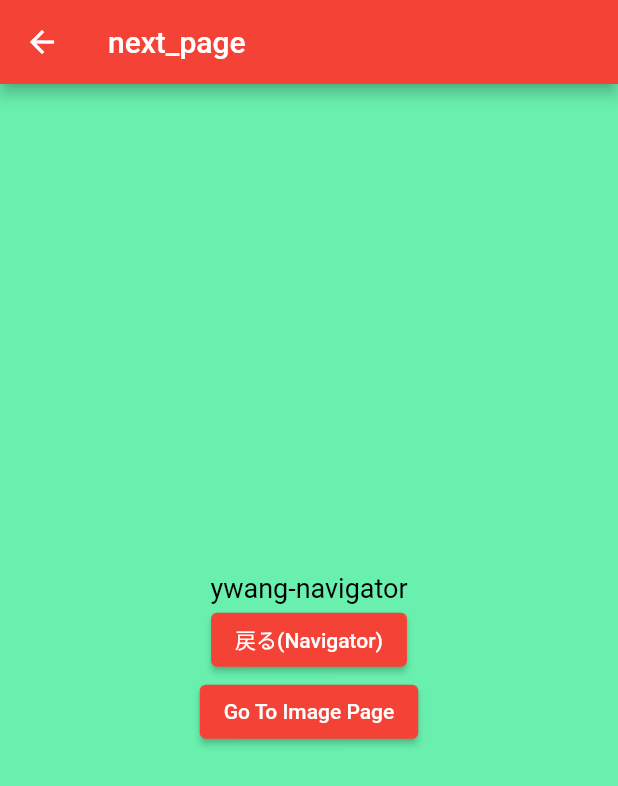
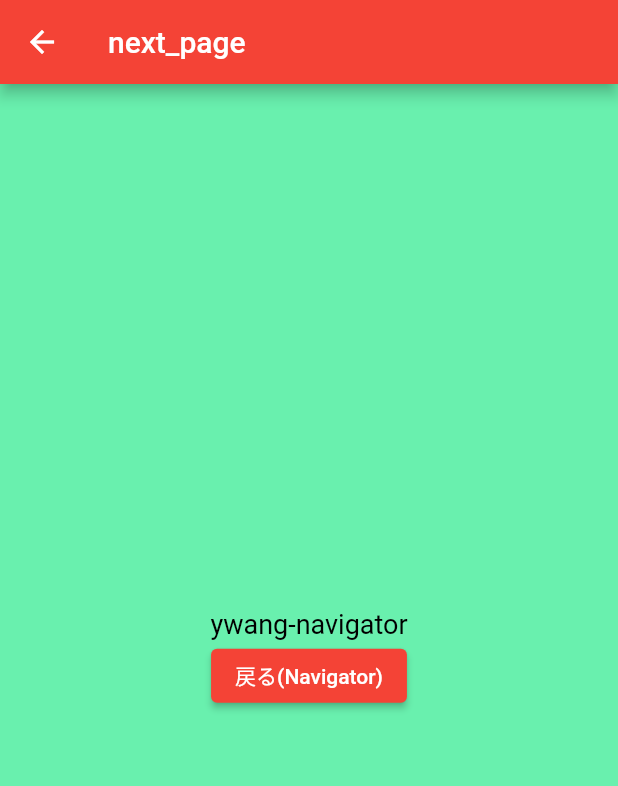
Before and after one commit to xylsqqq/MyFirstFlutterApp, a Flutter app: the TransitionByNavigatorPage screen opened directly, on a phone screen of 412 x 824 dp. Shown: the top 786 px of the screen. Run offline on Flutter 3.47's test engine with Material 2 defaults, Android fonts, the phone set to English and light mode, and no system bars; network calls fail.

```diff
--- a/lib/main.dart
+++ b/lib/main.dart
@@ -1,5 +1,3 @@
-import 'dart:ffi';
-
 import 'package:flutter/material.dart';
 import 'show_image_page.dart';
 import 'next_page.dart';
--- a/lib/next_page.dart
+++ b/lib/next_page.dart
@@ -26,10 +26,6 @@ class TransitionByNavigatorPage extends StatelessWidget {
                   child: const Text('戻る(Navigator)'),
                 )
             ),
-            ElevatedButton(
-                onPressed: () {},
-                child: const Text('Go To Image Page')
-            )
           ],
         ),
       ),
--- a/lib/show_image_page.dart
+++ b/lib/show_image_page.dart
@@ -15,7 +15,7 @@ class ImagePage extends StatelessWidget {
         width: double.infinity,
         child: Column(
           mainAxisAlignment: MainAxisAlignment.center,
-          children: <Widget>[
+          children: [
             Image(
               image: NetworkImage(_imageURL),
             ),
```
